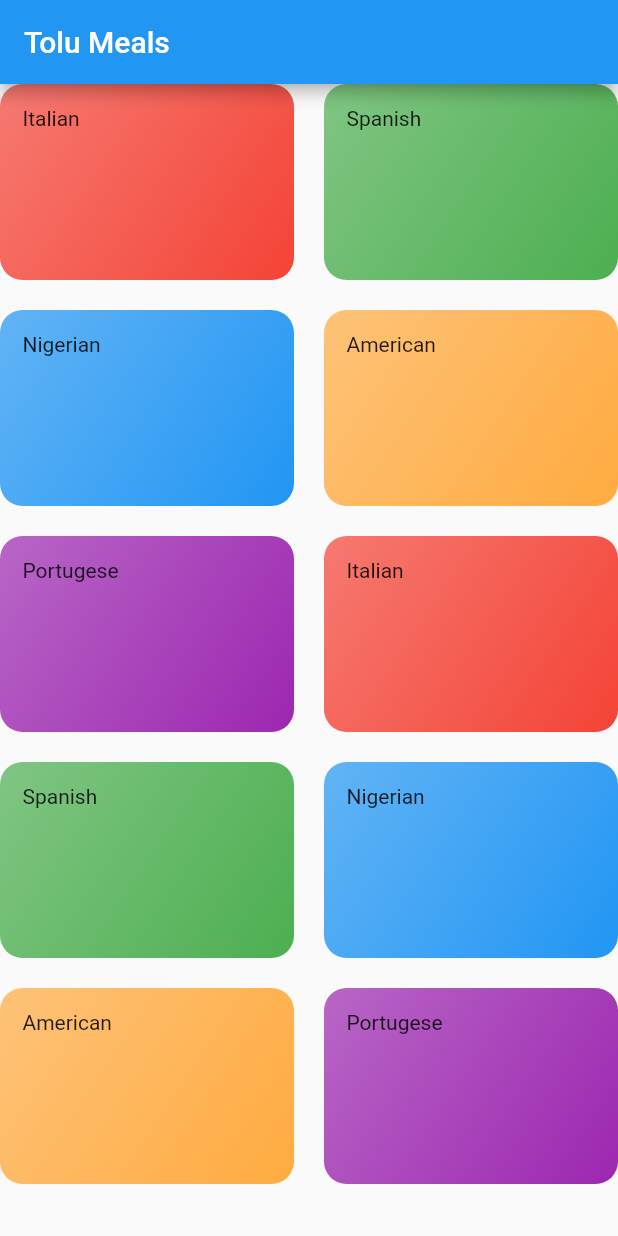
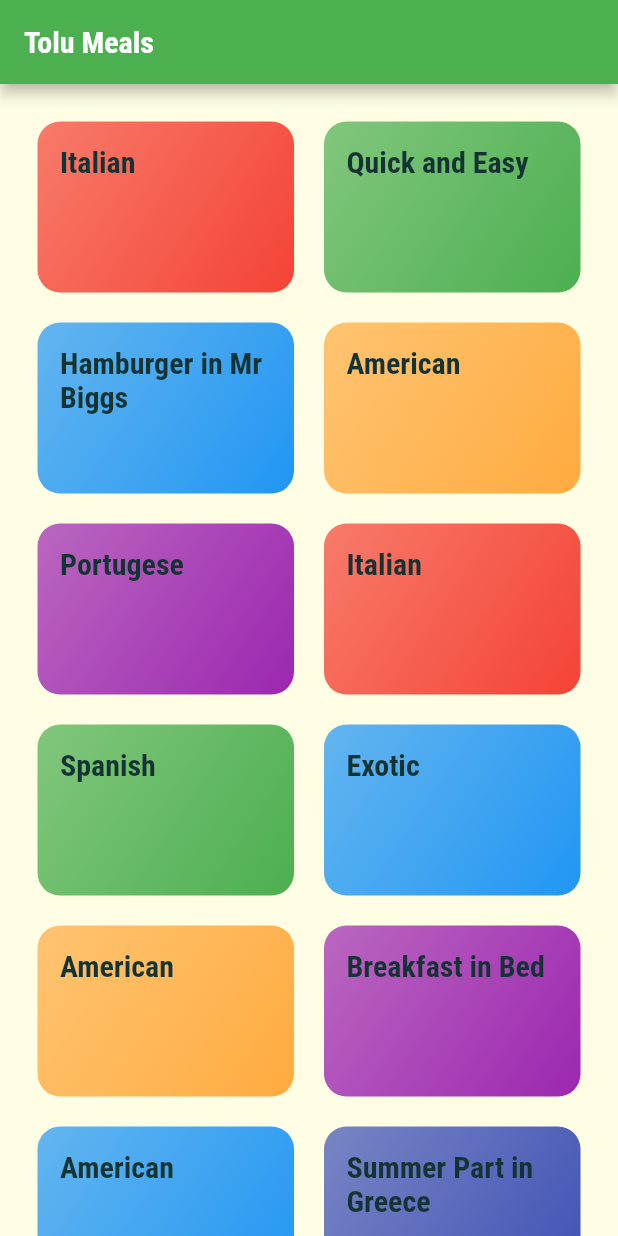
Before and after one commit to Tolulope05/tolu_meal, a Flutter app: the screen it shows after launch, on a phone screen of 412 x 824 dp. Run offline on Flutter 3.47's test engine with Material 2 defaults, Android fonts, the phone set to English and light mode, and no system bars.

Commit message:
styling and theming success

```diff
--- a/lib/categories_screen.dart
+++ b/lib/categories_screen.dart
@@ -13,6 +13,7 @@ class CategoriesScreen extends StatelessWidget {
         title: const Text('Tolu Meals'),
       ),
       body: GridView(
+        padding: const EdgeInsets.all(25),
         gridDelegate: const SliverGridDelegateWithMaxCrossAxisExtent(
           maxCrossAxisExtent: 200,
           childAspectRatio: 3 / 2,
--- a/lib/category_item.dart
+++ b/lib/category_item.dart
@@ -22,7 +22,10 @@ class CategoryItem extends StatelessWidget {
         ),
         borderRadius: BorderRadius.circular(15),
       ),
-      child: Text(title),
+      child: Text(
+        title,
+        style: Theme.of(context).textTheme.headline6,
+      ),
     );
   }
 }
--- a/lib/dummy_data.dart
+++ b/lib/dummy_data.dart
@@ -10,12 +10,12 @@ const DUMMY_CATEGORIES = [
   ),
   Category(
     id: 'c2',
-    title: 'Spanish',
+    title: 'Quick and Easy',
     color: Colors.green,
   ),
   Category(
     id: 'c3',
-    title: 'Nigerian',
+    title: 'Hamburger in Mr Biggs',
     color: Colors.blue,
   ),
   Category(
@@ -40,7 +40,7 @@ const DUMMY_CATEGORIES = [
   ),
   Category(
     id: 'c8',
-    title: 'Nigerian',
+    title: 'Exotic',
     color: Colors.blue,
   ),
   Category(
@@ -50,7 +50,17 @@ const DUMMY_CATEGORIES = [
   ),
   Category(
     id: 'c10',
-    title: 'Portugese',
+    title: 'Breakfast in Bed',
     color: Colors.purple,
   ),
+  Category(
+    id: 'c11',
+    title: 'American',
+    color: Colors.blue,
+  ),
+  Category(
+    id: 'c12',
+    title: 'Summer Part in Greece',
+    color: Colors.indigo,
+  ),
 ];
--- a/lib/main.dart
+++ b/lib/main.dart
@@ -1,3 +1,5 @@
+import 'dart:ui';
+
 import 'package:flutter/material.dart';
 import './categories_screen.dart';
 
@@ -10,7 +12,26 @@ class MyApp extends StatelessWidget {
     return MaterialApp(
       title: 'Tolu Meal',
       theme: ThemeData(
-        primarySwatch: Colors.blue,
+        canvasColor: const Color.fromRGBO(255, 254, 229, 1),
+        colorScheme:
+            ColorScheme.fromSwatch(primarySwatch: Colors.green).copyWith(
+          secondary: Colors.indigo,
+          tertiary: const Color.fromRGBO(255, 254, 229, 1),
+        ),
+        fontFamily: 'Raleway',
+        textTheme: ThemeData.light().textTheme.copyWith(
+              bodyText1: const TextStyle(
+                color: Color.fromRGBO(20, 51, 51, 1),
+              ),
+              bodyText2: const TextStyle(
+                color: Color.fromRGBO(20, 51, 51, 1),
+              ),
+              headline6: const TextStyle(
+                fontFamily: 'RobotoCondensed',
+                color: Color.fromRGBO(20, 51, 51, 1),
+                fontWeight: FontWeight.bold,
+              ),
+            ),
       ),
       home: const CategoriesScreen(),
     );
```
Also changed, not shown: pubspec.yaml (+17 -6 lines), assets/fonts/Raleway-Black.ttf (added), assets/fonts/Raleway-Bold.ttf (added), assets/fonts/Raleway-Regular.ttf (added), assets/fonts/RobotoCondensed-Bold.ttf (added), assets/fonts/RobotoCondensed-Italic.ttf (added), assets/fonts/RobotoCondensed-Light.ttf (added), assets/fonts/RobotoCondensed-Regular.ttf (added).
